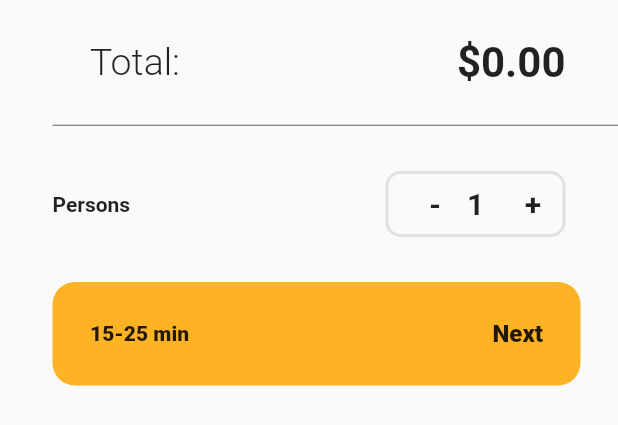
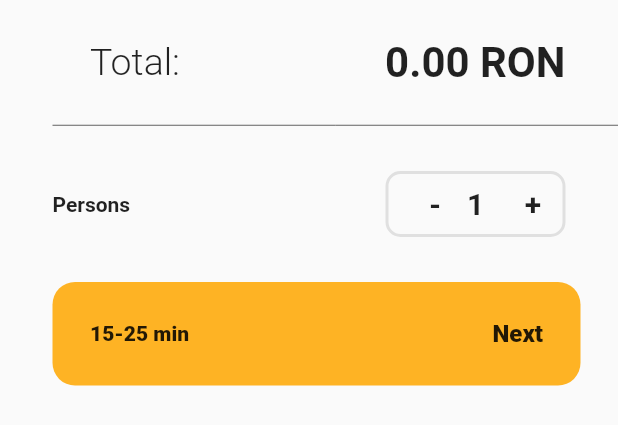
Before and after one commit to BogdanCiora/flutter-food-delivery-app, a Flutter app: the BottomBar widget shown alone on an empty page, opened directly with empty values, on a phone screen of 412 x 824 dp. Shown: the top 425 px of the screen. Run offline on Flutter 3.47's test engine with Material 2 defaults, Android fonts, the phone set to English and light mode, and no system bars; our stand-ins replace rxdart; missing offline and left inert: bloc_pattern, dart:html.

Commit message:
changed currency

```diff
--- a/flutter_delivery_app/lib/cart.dart
+++ b/flutter_delivery_app/lib/cart.dart
@@ -122,7 +122,7 @@ class BottomBar extends StatelessWidget {
             ),
           ),
           Text(
-            "\$${returnTotalAmount(foodItems)}",
+            "\ ${returnTotalAmount(foodItems)} RON",
             style: TextStyle(
               fontWeight: FontWeight.w700,
               fontSize: 28
@@ -337,7 +337,7 @@ class ItemContent extends StatelessWidget {
                   TextSpan(text: foodItem.title)
                 ]),
           ),
-          Text("\$${foodItem.quantity * foodItem.price}",
+          Text("\ ${foodItem.quantity * foodItem.price} RON",
               style: TextStyle(
                   color: Colors.grey[300], fontWeight: FontWeight.w400)),
         ],
--- a/flutter_delivery_app/lib/main.dart
+++ b/flutter_delivery_app/lib/main.dart
@@ -65,6 +65,7 @@ class ItemContainer extends StatelessWidget {
           duration: Duration(milliseconds: 550),
           );
 
+          // ignore: deprecated_member_use
           Scaffold.of(context).showSnackBar(snackBar);
       },
       child: Items(
@@ -146,7 +147,7 @@ class Items extends StatelessWidget {
                             )
                           ),
                           ),
-                          Text("\$$itemPrice",
+                          Text("\ $itemPrice RON",
                           style: TextStyle(
                             fontWeight: FontWeight.w700,
                             fontSize: 18
```
